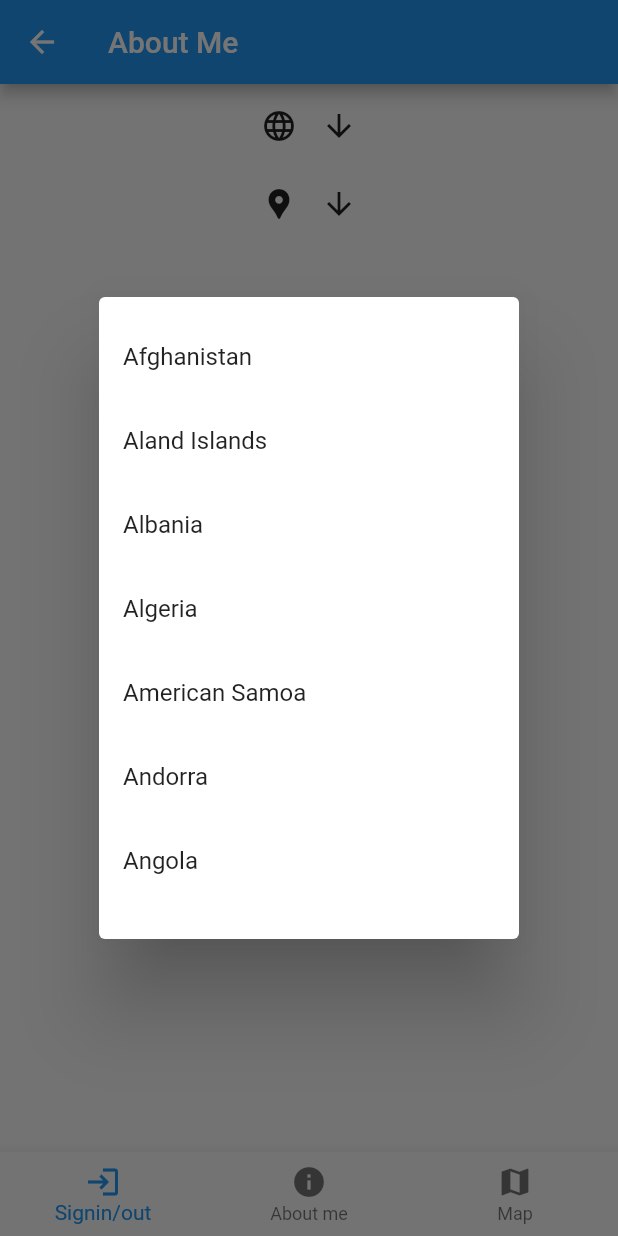
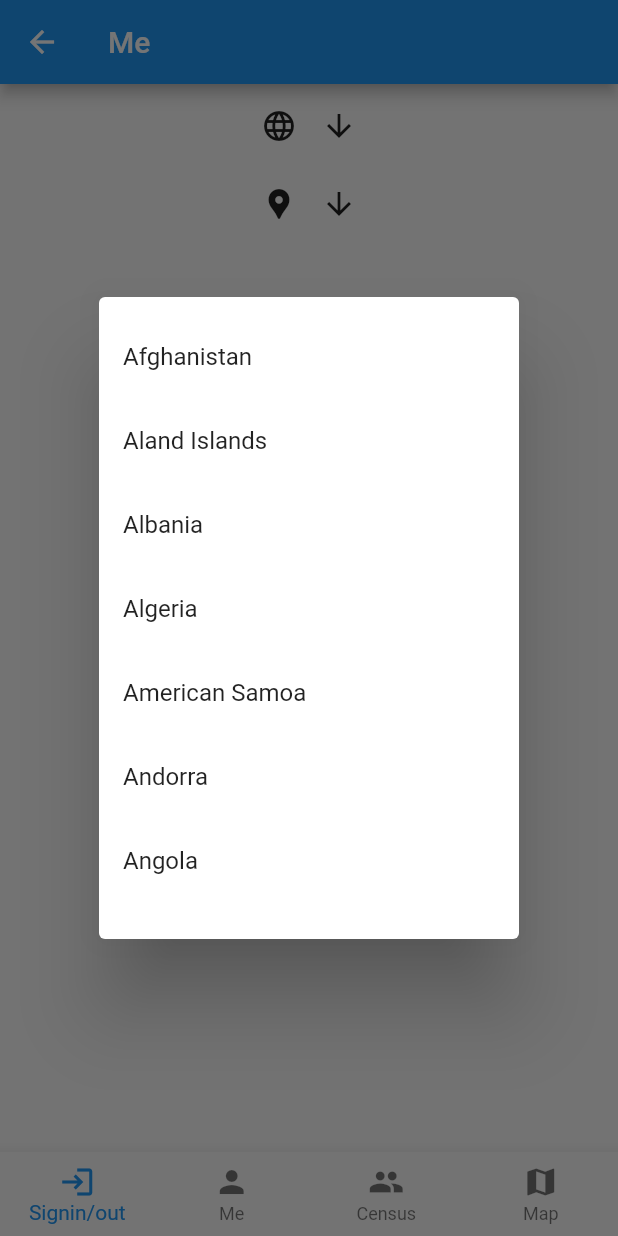
Before and after one commit to JohnMichaelHauck/local_pavoni, a Flutter app: the MeScreen screen opened directly, after a tap on the "language" icon, on a phone screen of 412 x 824 dp. Run offline on Flutter 3.47's test engine with Material 2 defaults, Android fonts, the light colour scheme and no system bars; our stand-ins replace cloud_firestore, firebase_auth, firebase_core, google_maps_flutter; missing offline and left inert: dart:js, google_maps_flutter_web; accounts and stored records are empty; network calls fail.

Commit message:
Added Census

```diff
--- a/lib/main.dart
+++ b/lib/main.dart
@@ -2,6 +2,7 @@ import 'dart:js';
 
 import 'package:flutter/material.dart';
 import 'package:provider/provider.dart';
+import 'screen_census.dart';
 import 'screen_cnp.dart';
 import 'world_cnp.dart';
 import 'firebase_cnp.dart';
@@ -61,6 +62,8 @@ class App extends StatelessWidget {
                 return const SigninScreen();
               case ScreenEnum.screenMe:
                 return const MeScreen();
+              case ScreenEnum.screenCensus:
+                return const CensusScreen();
               case ScreenEnum.screenMap:
                 return const MapScreen();
             }
@@ -79,9 +82,12 @@ class HomeBottomNavigationBar extends StatelessWidget {
     return Consumer<ScreenChangeNotifier>(
         builder: ((context, screenChangeNotifier, child) {
       return BottomNavigationBar(
+        type: BottomNavigationBarType
+            .fixed, // annoyingly needed for more than three items
         items: const [
           BottomNavigationBarItem(icon: Icon(Icons.login), label: "Signin/out"),
-          BottomNavigationBarItem(icon: Icon(Icons.info), label: "About me"),
+          BottomNavigationBarItem(icon: Icon(Icons.person), label: "Me"),
+          BottomNavigationBarItem(icon: Icon(Icons.people), label: "Census"),
           BottomNavigationBarItem(icon: Icon(Icons.map), label: "Map"),
         ],
         onTap: (i) {
@@ -93,6 +99,9 @@ class HomeBottomNavigationBar extends StatelessWidget {
               screenChangeNotifier.screen = ScreenEnum.screenMe;
               break;
             case 2:
+              screenChangeNotifier.screen = ScreenEnum.screenCensus;
+              break;
+            case 3:
               screenChangeNotifier.screen = ScreenEnum.screenMap;
               break;
             default:
--- /dev/null
+++ b/lib/screen_census.dart
@@ -0,0 +1,76 @@
+import 'package:flutter/material.dart';
+import 'package:provider/provider.dart';
+import 'main.dart';
+import 'world_cnp.dart';
+
+class CensusScreen extends StatelessWidget {
+  const CensusScreen({Key? key}) : super(key: key);
+  @override
+  Widget build(BuildContext context) {
+    return Scaffold(
+      appBar: AppBar(
+        title: const Text('Census'),
+      ),
+      body: CensusBody(key: key),
+      bottomNavigationBar: HomeBottomNavigationBar(key: key),
+    );
+  }
+}
+
+class CensusBody extends StatelessWidget {
+  const CensusBody({
+    Key? key,
+  }) : super(key: key);
+
+  @override
+  Widget build(BuildContext context) {
+    return Consumer<WorldChangeNotifier>(
+        builder: (context, worldChangeNotifier, child) {
+      var countries = worldChangeNotifier.worldCensus().toList();
+      return ListView.builder(
+          itemCount: countries.length,
+          itemBuilder: (context, index) {
+            var country = countries[index];
+            var states =
+                worldChangeNotifier.countryCensus(country.name).toList();
+            return Column(
+              children: [
+                Padding(
+                  padding: const EdgeInsets.all(8.0),
+                  child: Row(
+                    children: [
+                      const Icon(Icons.language),
+                      Container(width: 8),
+                      Text(country.name),
+                      Container(width: 8),
+                      Chip(label: Text(country.census.toString())),
+                    ],
+                  ),
+                ),
+                ListView.builder(
+                    shrinkWrap: true, // needed to nest ListViews
+                    physics:
+                        const ClampingScrollPhysics(), // needed to nest ListViews
+                    itemCount: states.length,
+                    itemBuilder: (context, index) {
+                      var state = states[index];
+                      return Padding(
+                        padding: const EdgeInsets.all(8.0),
+                        child: Row(
+                          children: [
+                            Container(width: 32),
+                            const Icon(Icons.location_pin),
+                            Container(width: 8),
+                            Text(state.name),
+                            Container(width: 8),
+                            Chip(label: Text(state.census.toString())),
+                          ],
+                        ),
+                      );
+                    }),
+              ],
+            );
+          });
+    });
+  }
+}
--- a/lib/screen_cnp.dart
+++ b/lib/screen_cnp.dart
@@ -3,6 +3,7 @@ import 'package:flutter/material.dart';
 enum ScreenEnum {
   screenSignin,
   screenMe,
+  screenCensus,
   screenMap,
 }
 
--- a/lib/screen_me.dart
+++ b/lib/screen_me.dart
@@ -10,7 +10,7 @@ class MeScreen extends StatelessWidget {
   Widget build(BuildContext context) {
     return Scaffold(
       appBar: AppBar(
-        title: const Text('About Me'),
+        title: const Text('Me'),
       ),
       body: MeBody(key: key),
       bottomNavigationBar: HomeBottomNavigationBar(key: key),
--- a/lib/world_cnp.dart
+++ b/lib/world_cnp.dart
@@ -8,6 +8,24 @@ class WorldChangeNotifier extends ChangeNotifier {
   }
 
   var world = <String, WorldCountry>{};
+
+  Future<void> init() async {
+    var worldJson = await rootBundle.loadString("assets/world.json");
+    dynamic dynamicWorld = jsonDecode(worldJson);
+    for (dynamic dynamicCountry in dynamicWorld) {
+      var states = <String, WorldState>{};
+      for (dynamic dynamicState in dynamicCountry["states"]) {
+        states[dynamicState["name"]] = WorldState(
+            double.parse(dynamicState["latitude"]),
+            double.parse(dynamicState["longitude"]));
+      }
+      world[dynamicCountry["name"]] = WorldCountry(
+          double.parse(dynamicCountry["latitude"]),
+          double.parse(dynamicCountry["longitude"]),
+          states);
+    }
+    notifyListeners();
+  }
 
   List<String> countries() {
     return world.keys.toList();
@@ -32,6 +50,25 @@ class WorldChangeNotifier extends ChangeNotifier {
     return WorldState(37.42796133580664, -122.085749655962);
   }
 
+  Iterable<CensusCountry> worldCensus() sync* {
+    for (var country in world.entries) {
+      if (country.value.residents > 0) {
+        yield CensusCountry(country.key, country.value.residents);
+      }
+    }
+  }
+
+  Iterable<CensusState> countryCensus(String countryName) sync* {
+    var country = world[countryName];
+    if (country != null) {
+      for (var state in country.states.entries) {
+        if (state.value.residents > 0) {
+          yield CensusState(state.key, state.value.residents);
+        }
+      }
+    }
+  }
+
   void beginAddingResidents() {
     for (var country in world.values) {
       country.beginAddingResidents();
@@ -52,24 +89,18 @@ class WorldChangeNotifier extends ChangeNotifier {
   void endAddingResidents() {
     notifyListeners();
   }
+}
 
-  Future<void> init() async {
-    var worldJson = await rootBundle.loadString("assets/world.json");
-    dynamic dynamicWorld = jsonDecode(worldJson);
-    for (dynamic dynamicCountry in dynamicWorld) {
-      var states = <String, WorldState>{};
-      for (dynamic dynamicState in dynamicCountry["states"]) {
-        states[dynamicState["name"]] = WorldState(
-            double.parse(dynamicState["latitude"]),
-            double.parse(dynamicState["longitude"]));
-      }
-      world[dynamicCountry["name"]] = WorldCountry(
-          double.parse(dynamicCountry["latitude"]),
-          double.parse(dynamicCountry["longitude"]),
-          states);
-    }
-    notifyListeners();
-  }
+class CensusCountry {
+  final String name;
+  final int census;
+  CensusCountry(this.name, this.census);
+}
+
+class CensusState {
+  final String name;
+  final int census;
+  CensusState(this.name, this.census);
 }
 
 class WorldCountry {
```
